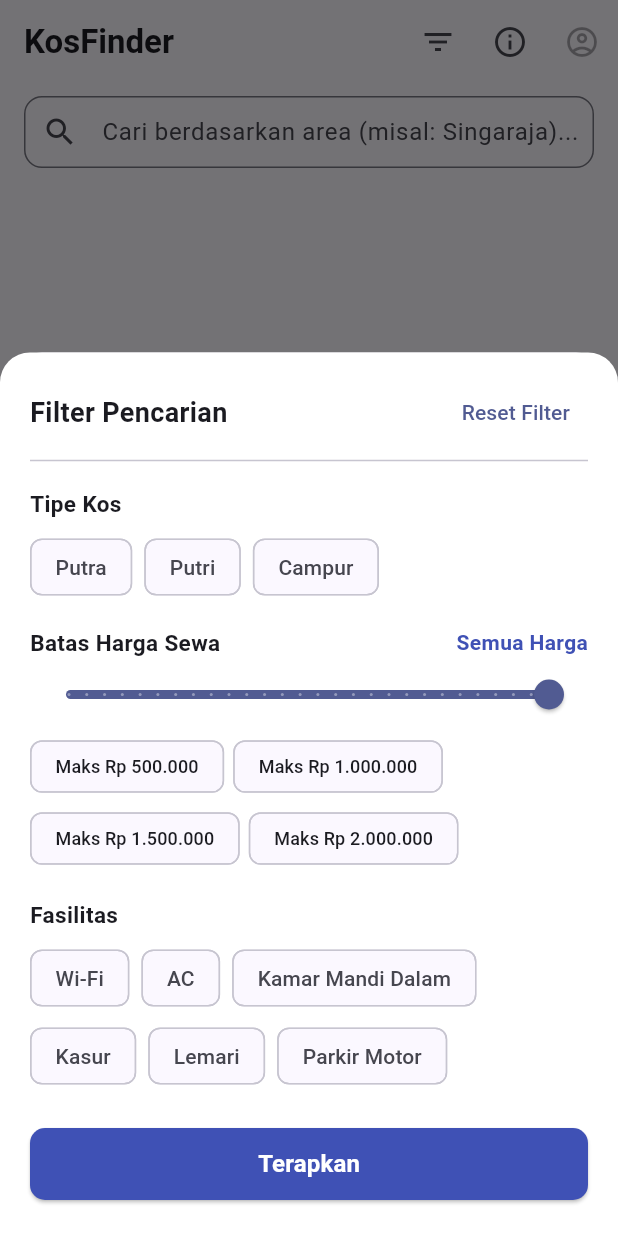
After one commit to mardanaputra/kosfinder, a Flutter app: the screen it shows after launch, after a tap on the "filter list" icon, on a phone screen of 412 x 824 dp. The commit adds this screen. Run offline on Flutter 3.47's test engine with Material 3 defaults, Android fonts, the phone set to English and light mode, and no system bars; our stand-ins replace supabase_flutter; accounts and stored records are empty.

Commit message:
T07: buat filter harga tipe fasilitas dan reset (US02-AC1, US02-AC2)

```diff
--- a/lib/screens/home_screen.dart
+++ b/lib/screens/home_screen.dart
@@ -1,6 +1,7 @@
 import 'package:flutter/material.dart';
 import 'package:provider/provider.dart';
 import '../providers/kos_provider.dart';
+import '../widgets/filter_bottom_sheet.dart';
 import '../widgets/kos_card.dart';
 import 'about_screen.dart';
 import 'detail_screen.dart';
@@ -45,6 +46,39 @@ class _HomeScreenState extends State<HomeScreen> {
         title: const Text('KosFinder',
             style: TextStyle(fontWeight: FontWeight.bold)),
         actions: [
+          Consumer<KosProvider>(
+            builder: (context, provider, _) {
+              return Stack(
+                alignment: Alignment.center,
+                children: [
+                  IconButton(
+                    icon: const Icon(Icons.filter_list),
+                    tooltip: 'Filter Kos',
+                    onPressed: () {
+                      showModalBottomSheet(
+                        context: context,
+                        isScrollControlled: true,
+                        builder: (_) => const FilterBottomSheet(),
+                      );
+                    },
+                  ),
+                  if (provider.hasActiveFilter)
+                    Positioned(
+                      top: 8,
+                      right: 8,
+                      child: Container(
+                        width: 8,
+                        height: 8,
+                        decoration: const BoxDecoration(
+                          color: Colors.red,
+                          shape: BoxShape.circle,
+                        ),
+                      ),
+                    ),
+                ],
+              );
+            },
+          ),
           IconButton(
             icon: const Icon(Icons.info_outline),
             tooltip: 'Tentang Aplikasi',
--- /dev/null
+++ b/lib/widgets/filter_bottom_sheet.dart
@@ -0,0 +1,223 @@
+import 'package:flutter/material.dart';
+import 'package:provider/provider.dart';
+import '../providers/kos_provider.dart';
+
+class FilterBottomSheet extends StatefulWidget {
+  const FilterBottomSheet({super.key});
+
+  static const List<String> availableFacilities = [
+    'Wi-Fi',
+    'AC',
+    'Kamar Mandi Dalam',
+    'Kasur',
+    'Lemari',
+    'Parkir Motor',
+  ];
+
+  static const List<String> availableTypes = [
+    'Putra',
+    'Putri',
+    'Campur',
+  ];
+
+  @override
+  State<FilterBottomSheet> createState() => _FilterBottomSheetState();
+}
+
+class _FilterBottomSheetState extends State<FilterBottomSheet> {
+  int? _maxPrice;
+  String? _selectedType;
+  late List<String> _selectedFacilities;
+
+  @override
+  void initState() {
+    super.initState();
+    final provider = context.read<KosProvider>();
+    _maxPrice = provider.maxPrice;
+    _selectedType = provider.selectedType;
+    _selectedFacilities = List.from(provider.selectedFacilities);
+  }
+
+  String _formatCurrency(int amount) {
+    final str = amount.toString();
+    final buffer = StringBuffer();
+    int count = 0;
+    for (int i = str.length - 1; i >= 0; i--) {
+      buffer.write(str[i]);
+      count++;
+      if (count % 3 == 0 && i != 0) {
+        buffer.write('.');
+      }
+    }
+    return 'Rp ${buffer.toString().split('').reversed.join('')}';
+  }
+
+  @override
+  Widget build(BuildContext context) {
+    return Container(
+      padding: const EdgeInsets.fromLTRB(20, 16, 20, 24),
+      decoration: const BoxDecoration(
+        color: Colors.white,
+        borderRadius: BorderRadius.vertical(top: Radius.circular(20)),
+      ),
+      child: SingleChildScrollView(
+        child: Column(
+          crossAxisAlignment: CrossAxisAlignment.start,
+          mainAxisSize: MainAxisSize.min,
+          children: [
+            // Header
+            Row(
+              mainAxisAlignment: MainAxisAlignment.spaceBetween,
+              children: [
+                const Text(
+                  'Filter Pencarian',
+                  style: TextStyle(fontSize: 18, fontWeight: FontWeight.bold),
+                ),
+                TextButton(
+                  onPressed: () {
+                    setState(() {
+                      _maxPrice = null;
+                      _selectedType = null;
+                      _selectedFacilities.clear();
+                    });
+                    context.read<KosProvider>().resetFilter();
+                    Navigator.pop(context);
+                  },
+                  child: const Text('Reset Filter'),
+                ),
+              ],
+            ),
+            const Divider(),
+            const SizedBox(height: 10),
+
+            // Tipe Kos
+            const Text(
+              'Tipe Kos',
+              style: TextStyle(fontSize: 15, fontWeight: FontWeight.bold),
+            ),
+            const SizedBox(height: 8),
+            Row(
+              children: FilterBottomSheet.availableTypes.map((type) {
+                final isSelected = _selectedType == type;
+                return Padding(
+                  padding: const EdgeInsets.only(right: 8),
+                  child: ChoiceChip(
+                    label: Text(type),
+                    selected: isSelected,
+                    onSelected: (selected) {
+                      setState(() {
+                        _selectedType = selected ? type : null;
+                      });
+                    },
+                  ),
+                );
+              }).toList(),
+            ),
+            const SizedBox(height: 16),
+
+            // Harga Maksimal
+            Row(
+              mainAxisAlignment: MainAxisAlignment.spaceBetween,
+              children: [
+                const Text(
+                  'Batas Harga Sewa',
+                  style: TextStyle(fontSize: 15, fontWeight: FontWeight.bold),
+                ),
+                Text(
+                  _maxPrice != null
+                      ? _formatCurrency(_maxPrice!)
+                      : 'Semua Harga',
+                  style: const TextStyle(
+                    fontWeight: FontWeight.bold,
+                    color: Colors.indigo,
+                  ),
+                ),
+              ],
+            ),
+            Slider(
+              value: (_maxPrice ?? 3000000).toDouble(),
+              min: 300000,
+              max: 3000000,
+              divisions: 27,
+              label: _maxPrice != null ? _formatCurrency(_maxPrice!) : 'Semua',
+              onChanged: (val) {
+                setState(() {
+                  _maxPrice = val.toInt();
+                });
+              },
+            ),
+            Wrap(
+              spacing: 6,
+              children: [500000, 1000000, 1500000, 2000000].map((price) {
+                return ActionChip(
+                  label: Text('Maks ${_formatCurrency(price)}',
+                      style: const TextStyle(fontSize: 12)),
+                  onPressed: () {
+                    setState(() {
+                      _maxPrice = price;
+                    });
+                  },
+                );
+              }).toList(),
+            ),
+            const SizedBox(height: 16),
+
+            // Fasilitas Checklist
+            const Text(
+              'Fasilitas',
+              style: TextStyle(fontSize: 15, fontWeight: FontWeight.bold),
+            ),
+            const SizedBox(height: 8),
+            Wrap(
+              spacing: 8,
+              runSpacing: 4,
+              children: FilterBottomSheet.availableFacilities.map((facility) {
+                final isChecked = _selectedFacilities.contains(facility);
+                return FilterChip(
+                  label: Text(facility),
+                  selected: isChecked,
+                  onSelected: (selected) {
+                    setState(() {
+                      if (selected) {
+                        _selectedFacilities.add(facility);
+                      } else {
+                        _selectedFacilities.remove(facility);
+                      }
+                    });
+                  },
+                );
+              }).toList(),
+            ),
+            const SizedBox(height: 24),
+
+            // Action Button
+            SizedBox(
+              width: double.infinity,
+              height: 48,
+              child: ElevatedButton(
+                style: ElevatedButton.styleFrom(
+                  backgroundColor: Colors.indigo,
+                  foregroundColor: Colors.white,
+                  shape: RoundedRectangleBorder(
+                    borderRadius: BorderRadius.circular(10),
+                  ),
+                ),
+                onPressed: () {
+                  context.read<KosProvider>().setFilter(
+                        maxPrice: _maxPrice,
+                        selectedType: _selectedType,
+                        selectedFacilities: _selectedFacilities,
+                      );
+                  Navigator.pop(context);
+                },
+                child: const Text('Terapkan',
+                    style:
+                        TextStyle(fontSize: 16, fontWeight: FontWeight.bold)),
+              ),
+            ),
+          ],
+        ),
+      ),
+    );
+  }
+}
```
Also changed, not shown: 2 other files.
